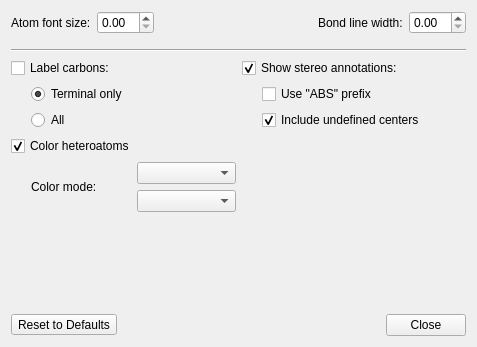
Before: the Qt Designer form src/schrodinger/sketcher/ui/rendering_settings_dialog.ui in schrodinger/sketcher, drawn with Qt 5.
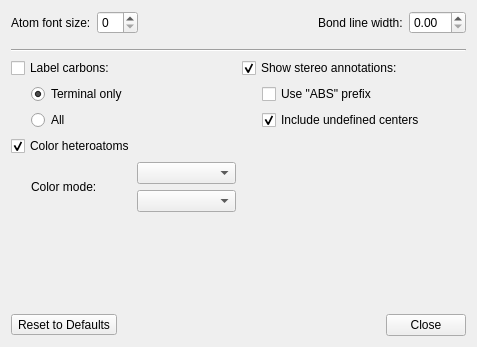
After: the same form once the commit is applied.

Commit message: SKETCH-2510 make preferences for atom font size and bond width consistent with scene

What changed in the file:
```diff
--- a/src/schrodinger/sketcher/ui/rendering_settings_dialog.ui
+++ b/src/schrodinger/sketcher/ui/rendering_settings_dialog.ui
@@ -36,7 +36,7 @@
       </widget>
      </item>
      <item>
-      <widget class="QDoubleSpinBox" name="m_atom_font_size_sb"/>
+      <widget class="QSpinBox" name="m_atom_font_size_sb"/>
      </item>
      <item>
       <spacer name="horizontalSpacer_3">
```
The commit also changes 1 other file.
